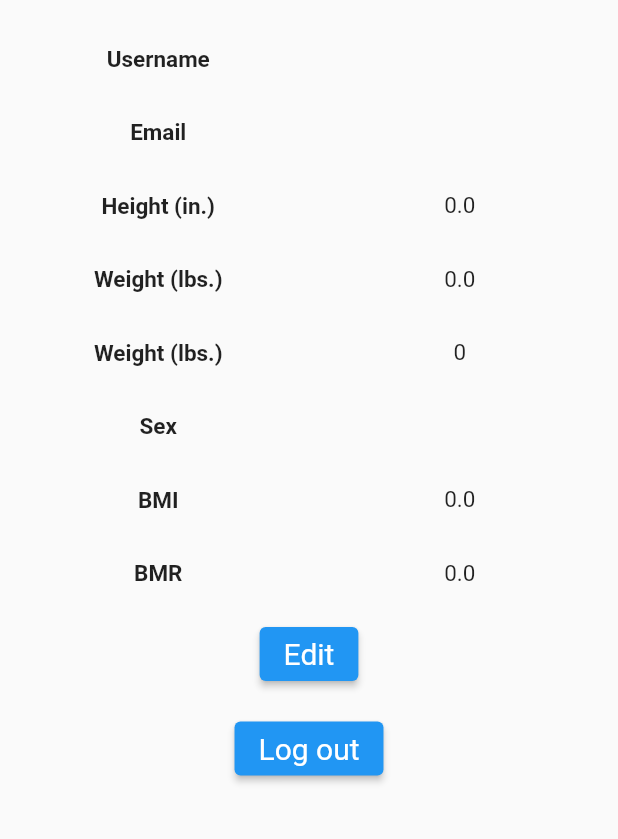
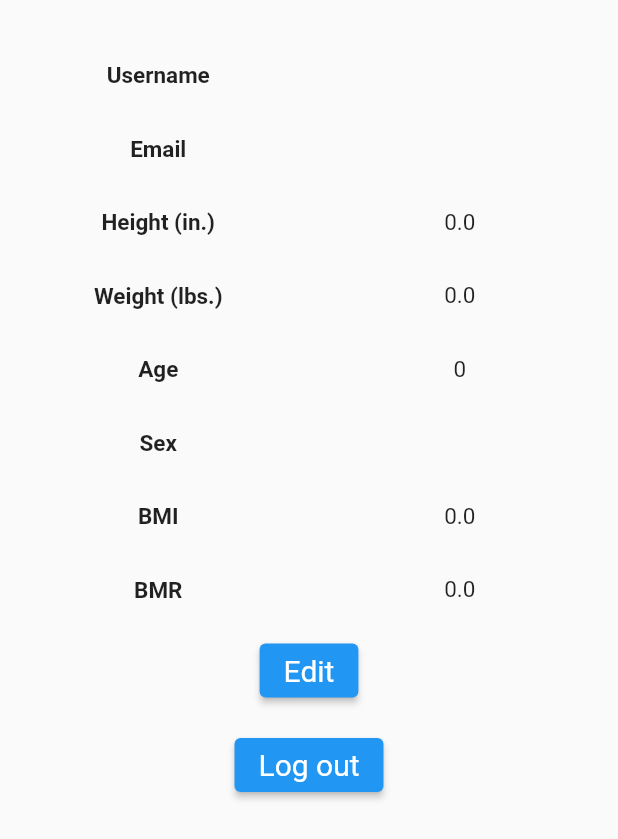
Before and after one commit to moredrowsy/dieter, a Flutter app: the ProfilePage screen opened directly with empty values, on a phone screen of 412 x 824 dp. Shown: the top 839 px of the screen. Run offline on Flutter 3.47's test engine with Material 2 defaults, Android fonts, the phone set to English and light mode, and no system bars; our stand-ins replace firebase_auth, firebase_core, firebase_database; accounts and stored records are empty.

Commit message:
Added input validation for profile edit, foods edit, food schedules edit

```diff
--- a/lib/routes/profile_page.dart
+++ b/lib/routes/profile_page.dart
@@ -15,9 +15,9 @@ class ProfilePage extends BasePage {
 
 class _ProfilePageState extends BasePageState<ProfilePage> {
   bool isEdit = false;
+  String errorString = "";
   final heightController = TextEditingController();
   final weightController = TextEditingController();
-  final sexController = TextEditingController();
   final ageController = TextEditingController();
   final ButtonStyle style =
       ElevatedButton.styleFrom(textStyle: const TextStyle(fontSize: 20));
@@ -28,26 +28,64 @@ class _ProfilePageState extends BasePageState<ProfilePage> {
     });
   }
 
+  void _cancelEdit() {
+    _resetFields();
+    _toggleEdit();
+    setState(() {
+      errorString = "";
+    });
+  }
+
   void _saveProfile() {
+    if (errorString.isEmpty) {
       _toggleEdit();
       widget.user.height = double.parse(heightController.text);
       widget.user.weight = double.parse(weightController.text);
       widget.user.age = int.parse(ageController.text);
       widget.user.updateBMIAndBMR();
-
       widget.setUser(widget.user);
+    }
   }
 
   void _logout() {
     widget.setUser(FoodUser());
   }
 
+  void _validateNumberInput(value) {
+    if (value.isEmpty) {
+      setState(() {
+        errorString = "Can not be empty";
+      });
+    } else {
+      try {
+        if (double.parse(value) < 1) {
+          setState(() {
+            errorString = "Age must be positive";
+          });
+        } else {
+          setState(() {
+            errorString = "";
+          });
+        }
+      } catch (e) {
+        setState(() {
+          errorString = "Invalid number";
+        });
+      }
+    }
+  }
+
+  void _resetFields() {
+    heightController.text = widget.user.height.toString();
+    weightController.text = widget.user.weight.toString();
+    ageController.text = widget.user.age.toString();
+  }
+
   @override
   Widget build(BuildContext context) {
-    heightController.text = widget.user.height.toString();
-    weightController.text = widget.user.weight.toString();
-    sexController.text = widget.user.sex;
-    ageController.text = widget.user.age.toString();
+    if (!isEdit) {
+      _resetFields();
+    }
 
     return Scaffold(
       body: SafeArea(
@@ -57,7 +95,18 @@ class _ProfilePageState extends BasePageState<ProfilePage> {
             child: Column(
               children: <Widget>[
                 Container(
-                  margin: const EdgeInsets.only(top: 20),
+                  margin: const EdgeInsets.only(top: 5),
+                  child: Center(
+                    child: errorString.isEmpty
+                        ? const Text("")
+                        : Text(
+                            errorString,
+                            style: const TextStyle(color: Colors.red),
+                          ),
+                  ),
+                ),
+                Container(
+                  margin: const EdgeInsets.only(top: 10),
                   child: Row(
                     children: [
                       const Expanded(
@@ -144,8 +193,9 @@ class _ProfilePageState extends BasePageState<ProfilePage> {
                                     ),
                                     contentPadding: EdgeInsets.all(5),
                                   ),
-                                  keyboardType: TextInputType.emailAddress,
+                                  keyboardType: TextInputType.number,
                                   obscureText: false,
+                                  onChanged: _validateNumberInput,
                                 )
                               : Container(
                                   margin: const EdgeInsets.only(
@@ -192,8 +242,9 @@ class _ProfilePageState extends BasePageState<ProfilePage> {
                                     ),
                                     contentPadding: EdgeInsets.all(5),
                                   ),
-                                  keyboardType: TextInputType.emailAddress,
+                                  keyboardType: TextInputType.number,
                                   obscureText: false,
+                                  onChanged: _validateNumberInput,
                                 )
                               : Container(
                                   margin: const EdgeInsets.only(
@@ -215,7 +266,7 @@ class _ProfilePageState extends BasePageState<ProfilePage> {
                       const Expanded(
                         child: Center(
                           child: Text(
-                            'Weight (lbs.)',
+                            'Age',
                             style: TextStyle(
                                 fontSize: 15, fontWeight: FontWeight.bold),
                           ),
@@ -240,8 +291,9 @@ class _ProfilePageState extends BasePageState<ProfilePage> {
                                     ),
                                     contentPadding: EdgeInsets.all(5),
                                   ),
-                                  keyboardType: TextInputType.emailAddress,
+                                  keyboardType: TextInputType.number,
                                   obscureText: false,
+                                  onChanged: _validateNumberInput,
                                 )
                               : Container(
                                   margin: const EdgeInsets.only(
@@ -342,10 +394,23 @@ class _ProfilePageState extends BasePageState<ProfilePage> {
                 ),
                 const SizedBox(height: 15),
                 isEdit
-                    ? ElevatedButton(
+                    ? Row(
+                        mainAxisAlignment: MainAxisAlignment.center,
+                        children: [
+                          Container(
+                            margin: const EdgeInsets.only(right: 5),
+                            child: ElevatedButton(
                               style: style,
                               onPressed: _saveProfile,
                               child: const Text('Save'),
+                            ),
+                          ),
+                          ElevatedButton(
+                            style: style,
+                            onPressed: _cancelEdit,
+                            child: const Text('X'),
+                          ),
+                        ],
                       )
                     : ElevatedButton(
                         style: style,
```
Also changed, not shown: lib/routes/food_schedule_page.dart (+38 -13 lines), lib/routes/foods_page.dart (+93 -18 lines). Lines whose indentation alone changed are shown as unchanged.
